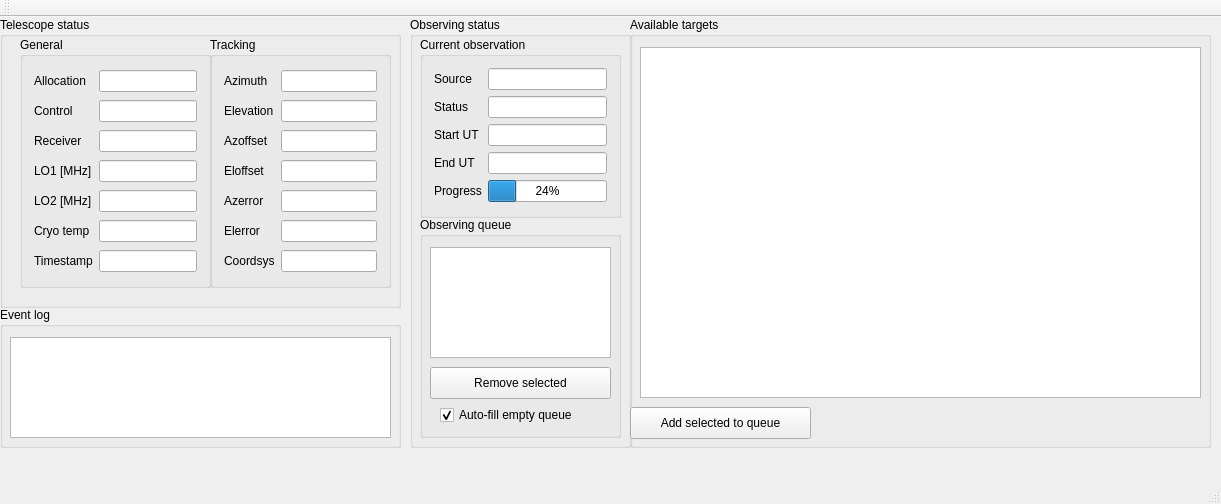
The window that pulsarobs/mainwindow.ui (varenius/jbo) describes before a commit, drawn with Qt 5.
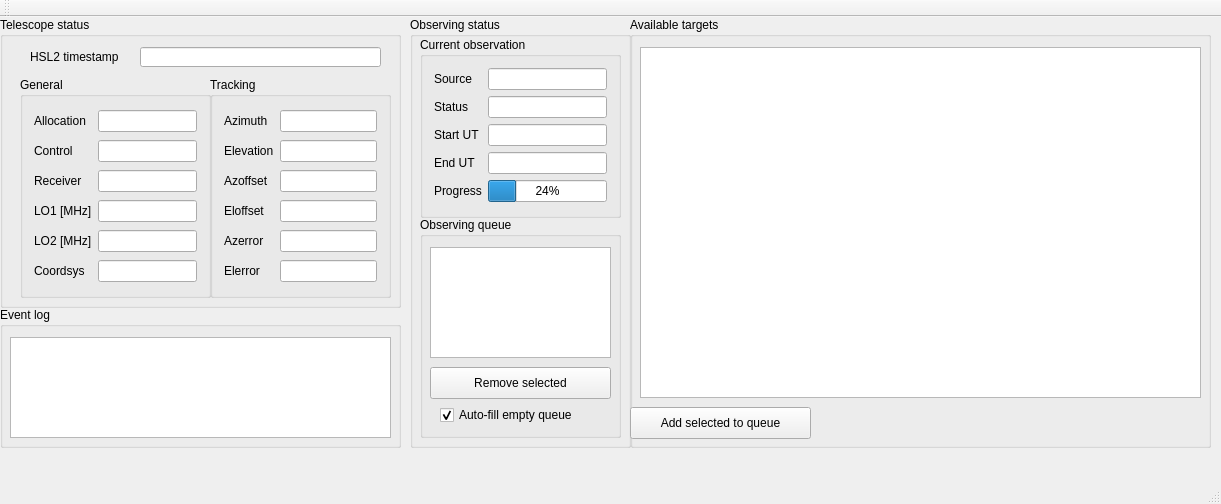
The same window after the commit.

Commit message: timestamp top

Diff of the .ui file:
```diff
--- a/pulsarobs/mainwindow.ui
+++ b/pulsarobs/mainwindow.ui
@@ -30,9 +30,9 @@
      <property name="geometry">
       <rect>
        <x>210</x>
-       <y>20</y>
+       <y>60</y>
        <width>181</width>
-       <height>251</height>
+       <height>221</height>
       </rect>
      </property>
      <property name="title">
@@ -60,13 +60,6 @@
         </property>
        </widget>
       </item>
-      <item row="6" column="1">
-       <widget class="QLineEdit" name="lineEdit_Coordsys">
-        <property name="readOnly">
-         <bool>true</bool>
-        </property>
-       </widget>
-      </item>
       <item row="2" column="0">
        <widget class="QLabel" name="label_AzOffset">
         <property name="text">
@@ -130,22 +123,15 @@
         </property>
        </widget>
       </item>
-      <item row="6" column="0">
-       <widget class="QLabel" name="label_Coordsys">
-        <property name="text">
-         <string>Coordsys</string>
-        </property>
-       </widget>
-      </item>
      </layout>
     </widget>
     <widget class="QGroupBox" name="groupBox_GeneralStatus">
      <property name="geometry">
       <rect>
        <x>20</x>
-       <y>20</y>
+       <y>60</y>
        <width>191</width>
-       <height>251</height>
+       <height>221</height>
       </rect>
      </property>
      <property name="title">
@@ -223,28 +209,14 @@
        </widget>
       </item>
       <item row="5" column="0">
-       <widget class="QLabel" name="label_CryoTemp">
+       <widget class="QLabel" name="label_Coordsys">
         <property name="text">
-         <string>Cryo temp</string>
+         <string>Coordsys</string>
         </property>
        </widget>
       </item>
       <item row="5" column="1">
-       <widget class="QLineEdit" name="lineEdit_CryoTemp">
-        <property name="readOnly">
-         <bool>true</bool>
-        </property>
-       </widget>
-      </item>
-      <item row="6" column="0">
-       <widget class="QLabel" name="label_Timestamp">
-        <property name="text">
-         <string>Timestamp</string>
-        </property>
-       </widget>
-      </item>
-      <item row="6" column="1">
-       <widget class="QLineEdit" name="lineEdit_Timestamp">
+       <widget class="QLineEdit" name="lineEdit_Coordsys">
         <property name="readOnly">
          <bool>true</bool>
         </property>
@@ -252,6 +224,32 @@
       </item>
      </layout>
     </widget>
+    <widget class="QLabel" name="label_Timestamp">
+     <property name="geometry">
+      <rect>
+       <x>30</x>
+       <y>30</y>
+       <width>111</width>
+       <height>20</height>
+      </rect>
+     </property>
+     <property name="text">
+      <string>HSL2 timestamp</string>
+     </property>
+    </widget>
+    <widget class="QLineEdit" name="lineEdit_Timestamp">
+     <property name="geometry">
+      <rect>
+       <x>140</x>
+       <y>30</y>
+       <width>241</width>
+       <height>20</height>
+      </rect>
+     </property>
+     <property name="readOnly">
+      <bool>true</bool>
+     </property>
+    </widget>
    </widget>
    <widget class="QGroupBox" name="groupBox_ObservingStatus">
     <property name="geometry">
```
Left out of the diff: 68 changed lines with no effect on the pictures. The commit also changes 1 other file.
